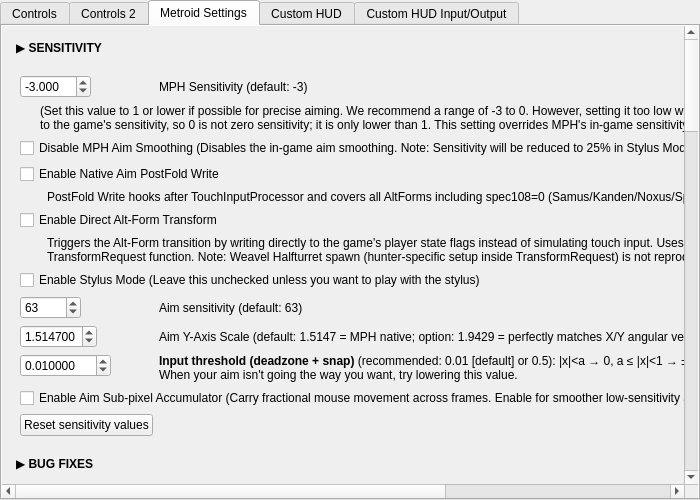
ag-advania/melonPrimeDS, file src/frontend/qt_sdl/InputConfig/MelonPrimeInputConfig.ui: the form before one commit.
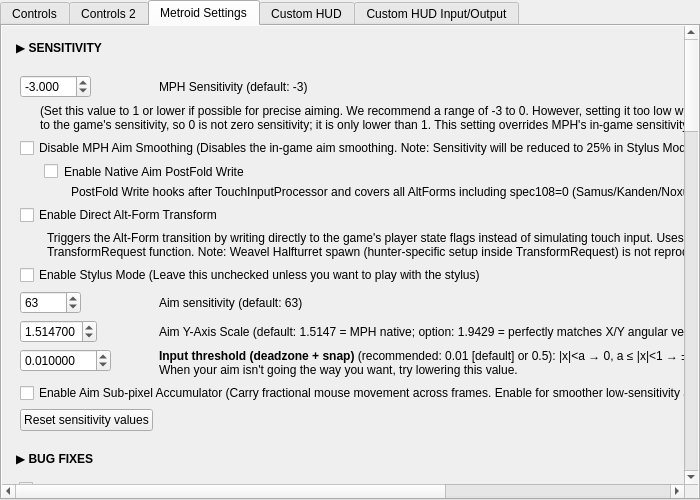
The form after the commit. The open tabs and pages were chosen to show the change.

Diff of the .ui file:
```diff
--- a/src/frontend/qt_sdl/InputConfig/MelonPrimeInputConfig.ui
+++ b/src/frontend/qt_sdl/InputConfig/MelonPrimeInputConfig.ui
@@ -117,13 +117,14 @@
 										<item row="3" column="0" colspan="2">
 											<widget class="QCheckBox" name="cbMetroidEnableNativeAimPostFoldWrite">
 												<property name="text"><string>Enable Native Aim PostFold Write</string></property>
+												<property name="styleSheet"><string>QCheckBox { margin-left: 24px; }</string></property>
 											</widget>
 										</item>
 										<item row="4" column="0" colspan="2">
 											<widget class="QLabel" name="lblMetroidNativeAimHookModeDesc">
 												<property name="text"><string>PostFold Write hooks after TouchInputProcessor and covers all AltForms including spec108=0 (Samus/Kanden/Noxus/Spire).</string></property>
 												<property name="wordWrap"><bool>true</bool></property>
-												<property name="styleSheet"><string>QLabel { margin-left: 24px; }</string></property>
+												<property name="styleSheet"><string>QLabel { margin-left: 48px; }</string></property>
 											</widget>
 										</item>
 										<item row="8" column="0" colspan="2">
```
